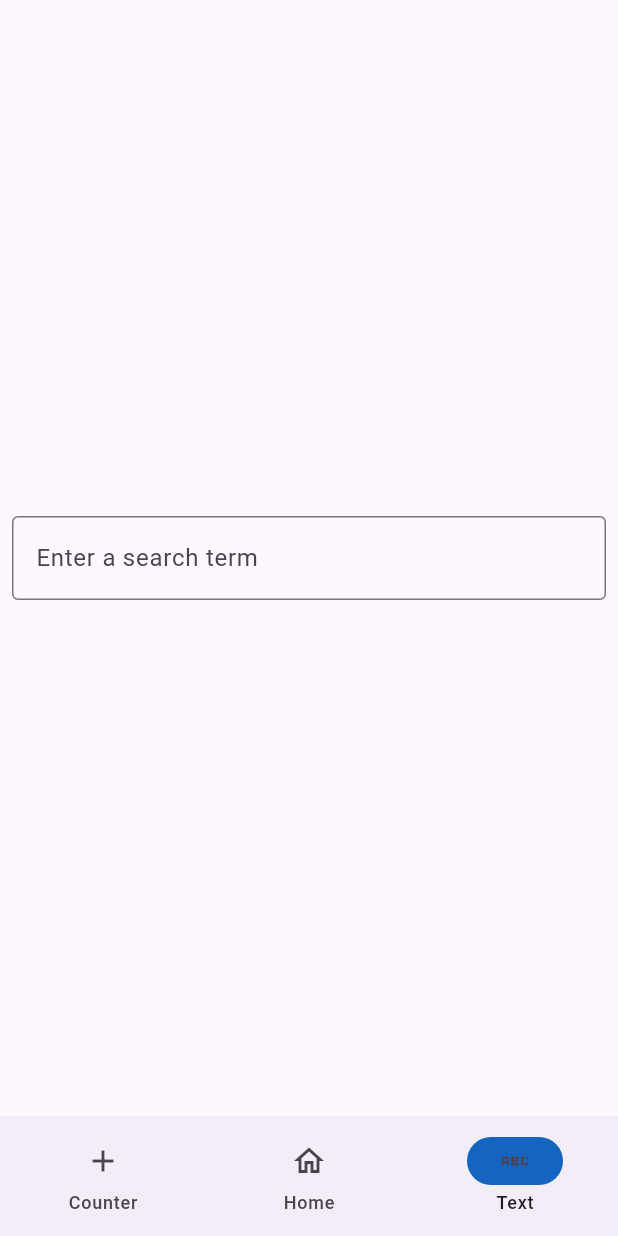
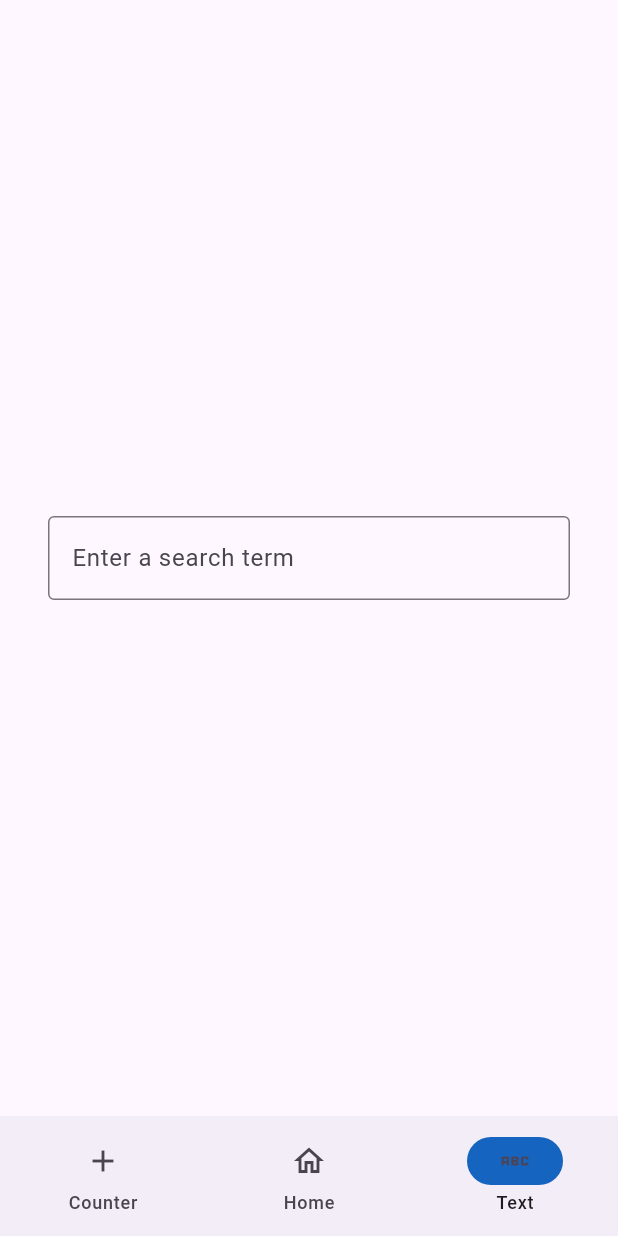
Before and after one commit to Thomas-Oz-Dunn/first_flight, a Flutter app: the screen it shows after launch, item 3 of the bottom bar chosen, on a phone screen of 412 x 824 dp. Run offline on Flutter 3.47's test engine with Material 2 defaults, Android fonts, the phone set to English and light mode, and no system bars; our stand-ins replace shared_preferences.

Commit message:
main.dart: linting

```diff
--- a/lib/main.dart
+++ b/lib/main.dart
@@ -57,7 +57,7 @@ class _MainPageState extends State<MainPage> {
       ];
 
     var pages = <Widget>[
-        const CounterPage(title: 'Counter Page'),
+        const CounterPage(),
         Container(
           alignment: Alignment.center,
           child: const Text('Home Page'),
@@ -65,7 +65,7 @@ class _MainPageState extends State<MainPage> {
         const TextPage(),
       ];
 
-    var layout = Scaffold(
+    var mainPageLayout = Scaffold(
       bottomNavigationBar: NavigationBar(
         onDestinationSelected: updatePageIndex,
         indicatorColor: indicatorColor,
@@ -75,7 +75,7 @@ class _MainPageState extends State<MainPage> {
       body: pages[currentPageIndex],
     );
 
-    return layout;
+    return mainPageLayout;
   }
 }
 
@@ -97,7 +97,10 @@ class TextPage extends StatelessWidget {
         mainAxisSize: MainAxisSize.max,
         children: <Widget>[
           Padding(
-            padding: EdgeInsets.symmetric(horizontal: 8, vertical: 16),
+            padding: EdgeInsets.symmetric(
+              horizontal: 32,
+              vertical: 32
+            ),
             child: searchBox
           ),
         ],
@@ -107,8 +110,7 @@ class TextPage extends StatelessWidget {
 
 // Counter page
 class CounterPage extends StatefulWidget {
-  final String title;
-  const CounterPage({super.key, required this.title});
+  const CounterPage({super.key});
 
   @override
   State<CounterPage> createState() => _CounterPageState();
```
